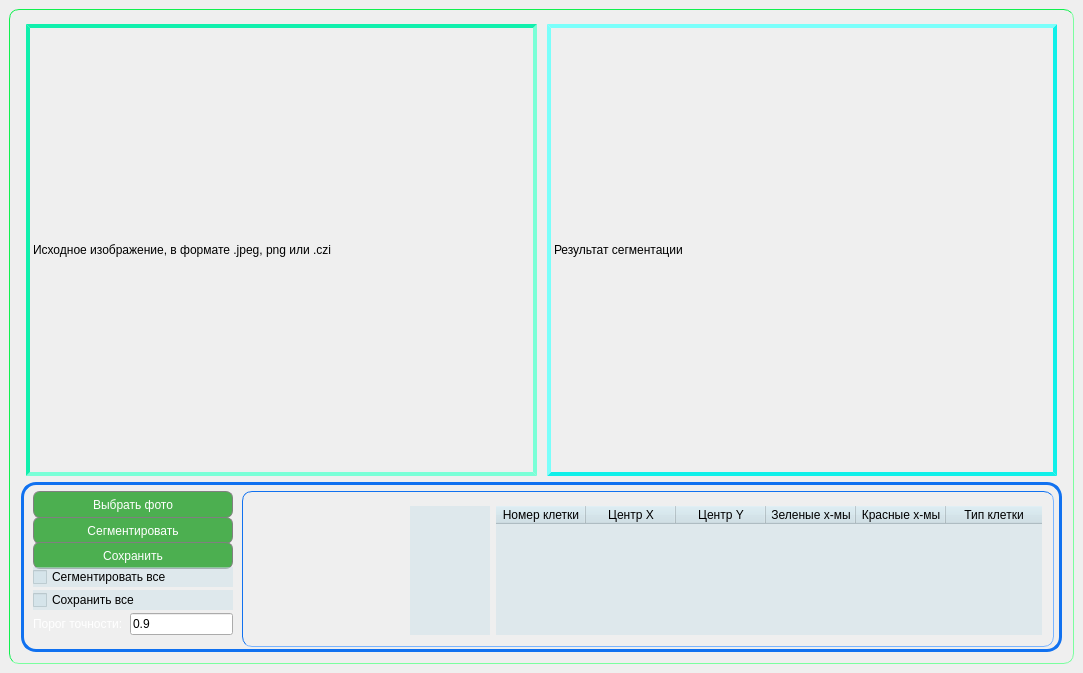
This is FISH_segmentation/Application_Qt/Application_Qt_module_ui.ui in CG-UNN-LAB/FISH-data-processing as Qt 5 draws it before an edit. The edited form follows.
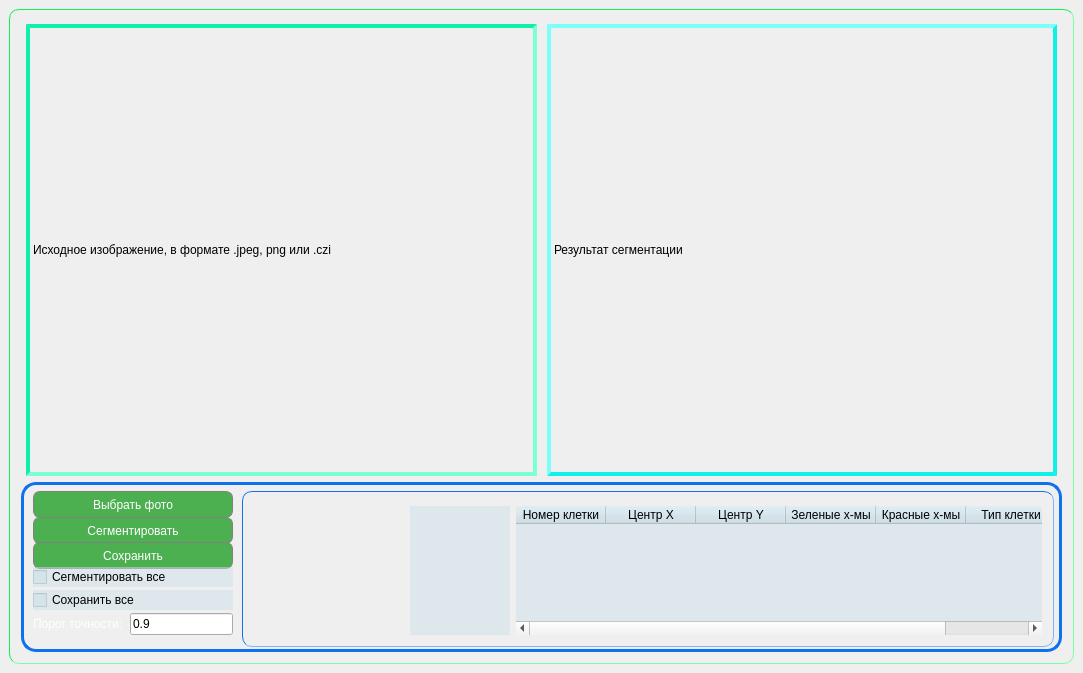
This is the edited form. Icons and pictures are not drawn.

```diff
--- a/FISH_segmentation/Application_Qt/Application_Qt_module_ui.ui
+++ b/FISH_segmentation/Application_Qt/Application_Qt_module_ui.ui
@@ -296,7 +296,7 @@
               <widget class="QListWidget" name="SelectionList">
                <property name="maximumSize">
                 <size>
-                 <width>80</width>
+                 <width>100</width>
                  <height>16777215</height>
                 </size>
                </property>
```
Left out of the diff: 2 changed lines with no effect on the pictures.
